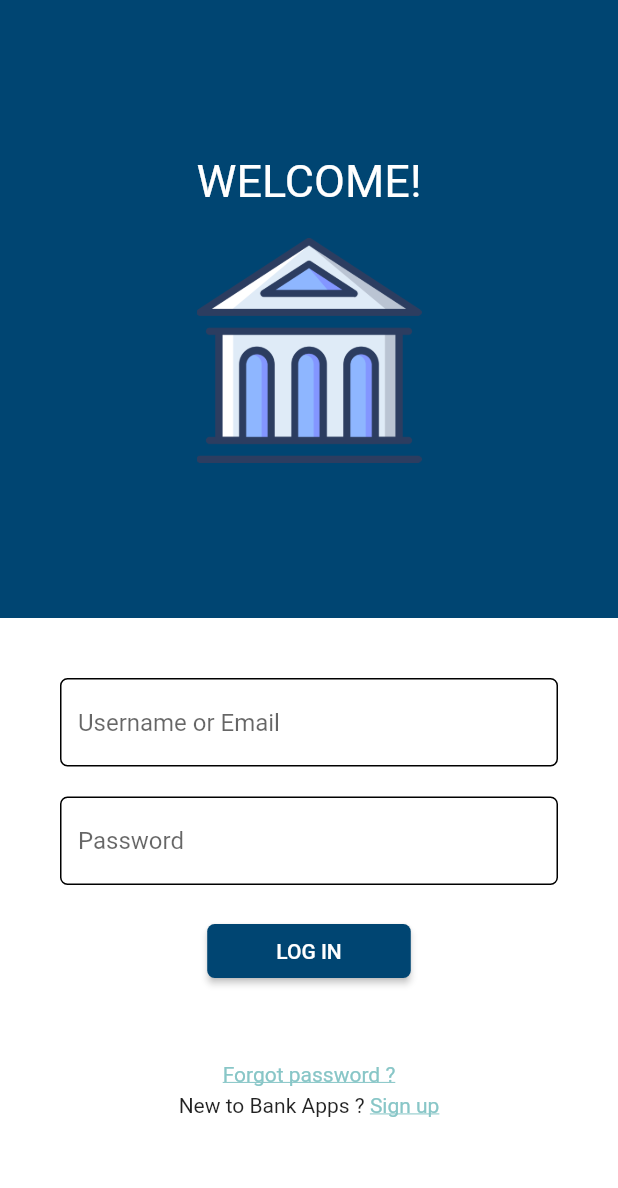
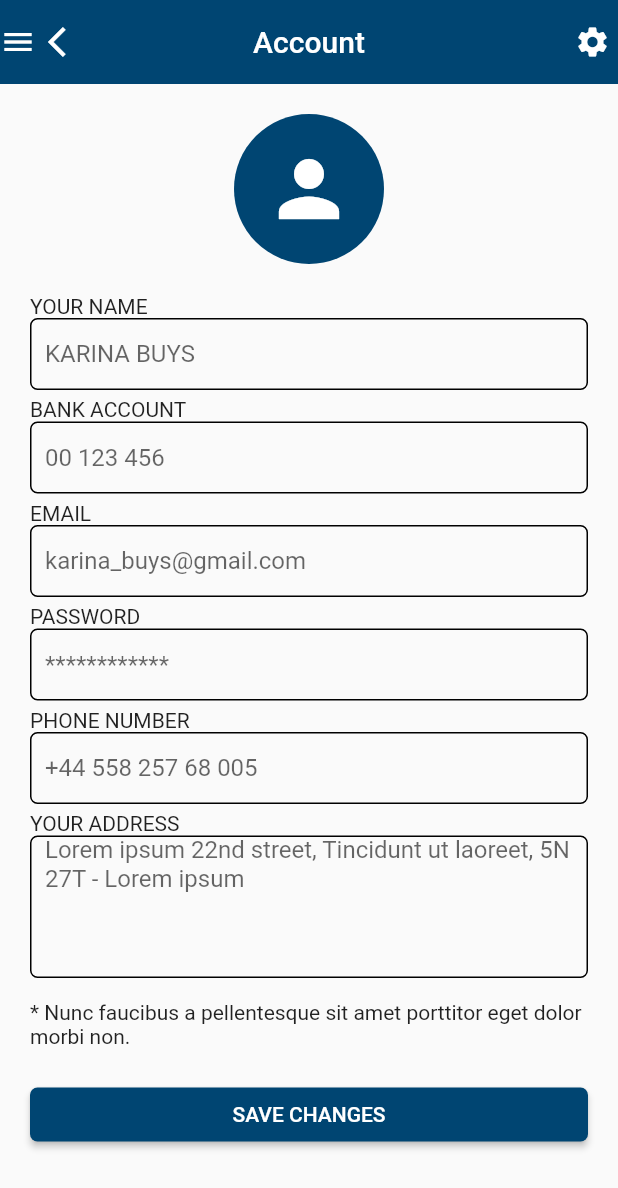
Before and after one commit to Igornovic21/demo-flutter, a Flutter app: the screen it shows after launch, on a phone screen of 412 x 824 dp. Shown: the top 1188 px of the screen. Run offline on Flutter 3.47's test engine with Material 2 defaults, Android fonts, the phone set to English and light mode, and no system bars.

Commit message:
widget file and account page

```diff
--- a/lib/main.dart
+++ b/lib/main.dart
@@ -1,4 +1,5 @@
-import 'package:demo/home_page.dart';
+import 'package:demo/pages/account/account_page.dart';
+import 'package:demo/pages/home/home_page.dart';
 import 'package:flutter/material.dart';
 
 void main() {
@@ -15,7 +16,7 @@ class MyApp extends StatelessWidget {
       theme: ThemeData(
         primarySwatch: Colors.blue,
       ),
-      home: const HomePage(),
+      home: const AccountPage(),
     );
   }
 }
--- /dev/null
+++ b/lib/pages/account/account_page.dart
@@ -0,0 +1,112 @@
+import 'package:demo/utils/color_palette.dart';
+import 'package:demo/widgets/button_widget.dart';
+import 'package:demo/widgets/input_widget.dart';
+import 'package:flutter/material.dart';
+
+class AccountPage extends StatefulWidget {
+  const AccountPage({super.key});
+
+  @override
+  State<AccountPage> createState() => _AccountPageState();
+}
+
+class _AccountPageState extends State<AccountPage> {
+  @override
+  Widget build(BuildContext context) {
+    return Scaffold(
+      appBar: AppBar(
+        leading: Row(children: const [
+          Icon(Icons.menu),
+          SizedBox(
+            width: 8,
+          ),
+          Icon(Icons.arrow_back_ios)
+        ]),
+        title: const Text("Account"),
+        centerTitle: true,
+        backgroundColor: ColorPallette.primary,
+        shadowColor: Colors.transparent,
+        actions: const [
+          Padding(
+            padding: EdgeInsets.only(right: 5.0),
+            child: Icon(Icons.settings),
+          )
+        ],
+      ),
+      body: ListView(
+        padding: const EdgeInsets.all(20.0),
+        children: [
+          Padding(
+            padding: const EdgeInsets.only(bottom: 20.0),
+            child: CircleAvatar(
+              radius: 50,
+              backgroundColor: ColorPallette.primary,
+              child: const Icon(
+                Icons.person,
+                size: 60,
+                color: Colors.white,
+              ),
+            ),
+          ),
+          const Text("YOUR NAME"),
+          const Padding(
+            padding: EdgeInsets.only(bottom: 5.0),
+            child: InputWidget(
+              hintText: "KARINA BUYS",
+              maxlines: 1,
+            ),
+          ),
+          const Text("BANK ACCOUNT"),
+          const Padding(
+            padding: EdgeInsets.only(bottom: 5.0),
+            child: InputWidget(
+              hintText: "00 123 456",
+              maxlines: 1,
+            ),
+          ),
+          const Text("EMAIL"),
+          const Padding(
+            padding: EdgeInsets.only(bottom: 5.0),
+            child: InputWidget(
+              hintText: "karina_buys@gmail.com",
+              maxlines: 1,
+            ),
+          ),
+          const Text("PASSWORD"),
+          const Padding(
+            padding: EdgeInsets.only(bottom: 5.0),
+            child: InputWidget(
+              hintText: "************",
+              maxlines: 1,
+            ),
+          ),
+          const Text("PHONE NUMBER"),
+          const Padding(
+            padding: EdgeInsets.only(bottom: 5.0),
+            child: InputWidget(
+              hintText: "+44 558 257 68 005",
+              maxlines: 1,
+            ),
+          ),
+          const Text("YOUR ADDRESS"),
+          const Padding(
+            padding: EdgeInsets.only(bottom: 5.0),
+            child: InputWidget(
+              hintText:
+                  "Lorem ipsum 22nd street, Tincidunt ut laoreet, 5N 27T - Lorem ipsum",
+              maxlines: 5,
+            ),
+          ),
+          const Padding(
+            padding: EdgeInsets.only(top: 10.0, bottom: 20.0),
+            child: Text(
+                "* Nunc faucibus a pellentesque sit amet porttitor eget dolor morbi non."),
+          ),
+          const ButtonWidget(
+            title: "SAVE CHANGES",
+          )
+        ],
+      ),
+    );
+  }
+}
--- a/lib/home_page.dart
+++ b/lib/pages/home/home_page.dart
@@ -1,3 +1,6 @@
+import 'package:demo/utils/color_palette.dart';
+import 'package:demo/widgets/button_widget.dart';
+import 'package:demo/widgets/input_widget.dart';
 import 'package:flutter/material.dart';
 
 class HomePage extends StatefulWidget {
@@ -23,7 +26,7 @@ class _HomePageState extends State<HomePage> {
             Expanded(
                 child: Container(
                     width: double.maxFinite,
-                    color: const Color(0xFF004572),
+                    color: ColorPallette.primary,
                     child: Column(
                       mainAxisAlignment: MainAxisAlignment.center,
                       children: [
@@ -44,59 +47,36 @@ class _HomePageState extends State<HomePage> {
                       padding: const EdgeInsets.all(40.0),
                       child: Column(
                         children: [
-                          TextField(
-                            decoration: InputDecoration(
-                              hintText: "Username or Email",
-                              focusedBorder: OutlineInputBorder(
-                                  borderSide: const BorderSide(),
-                                  borderRadius: BorderRadius.circular(5)),
-                              enabledBorder: OutlineInputBorder(
-                                  borderSide: const BorderSide(),
-                                  borderRadius: BorderRadius.circular(5)),
-                            ),
+                          const InputWidget(
+                            hintText: "Username or Email",
+                            maxlines: 1,
+                          ),
+                          const Padding(
+                              padding: EdgeInsets.symmetric(vertical: 20.0),
+                              child: InputWidget(
+                                hintText: "Password",
+                                maxlines: 1,
+                              )),
+                          const ButtonWidget(
+                            title: "LOG IN",
                           ),
                           Padding(
-                            padding: const EdgeInsets.symmetric(vertical: 20.0),
-                            child: TextField(
-                              decoration: InputDecoration(
-                                hintText: "Password",
-                                focusedBorder: OutlineInputBorder(
-                                    borderSide: const BorderSide(),
-                                    borderRadius: BorderRadius.circular(5)),
-                                enabledBorder: OutlineInputBorder(
-                                    borderSide: const BorderSide(),
-                                    borderRadius: BorderRadius.circular(5)),
-                              ),
-                            ),
-                          ),
-                          ElevatedButton(
-                              style: ElevatedButton.styleFrom(
-                                  shape: RoundedRectangleBorder(
-                                    borderRadius: BorderRadius.circular(5.0),
-                                  ),
-                                  backgroundColor: const Color(0xFF004572)),
-                              onPressed: () => debugPrint("je suis connecté"),
-                              child: const Padding(
-                                padding: EdgeInsets.symmetric(horizontal: 30.0),
-                                child: Text("LOG IN"),
-                              )),
-                          const Padding(
-                            padding: EdgeInsets.only(top: 50.0, bottom: 5.0),
+                            padding: const EdgeInsets.only(top: 50.0, bottom: 5.0),
                             child: Text(
                               "Forgot password ?",
                               style: TextStyle(
-                                  color: Color(0xFF88C6C7),
+                                  color: ColorPallette.secondary,
                                   decoration: TextDecoration.underline),
                             ),
                           ),
                           Row(
                             mainAxisAlignment: MainAxisAlignment.center,
-                            children: const [
-                              Text("New to Bank Apps ? "),
+                            children: [
+                              const Text("New to Bank Apps ? "),
                               Text(
                                 "Sign up",
                                 style: TextStyle(
-                                    color: Color(0xFF88C6C7),
+                                    color: ColorPallette.secondary,
                                     decoration: TextDecoration.underline),
                               )
                             ],
--- /dev/null
+++ b/lib/utils/color_palette.dart
@@ -0,0 +1,6 @@
+import 'package:flutter/material.dart';
+
+class ColorPallette {
+  static Color primary = const Color(0xFF004572);
+  static Color secondary = const Color(0xFF88C6C7);
+}
--- /dev/null
+++ b/lib/widgets/button_widget.dart
@@ -0,0 +1,29 @@
+import 'package:flutter/material.dart';
+import 'package:demo/utils/color_palette.dart';
+
+class ButtonWidget extends StatefulWidget {
+  final String title;
+
+  const ButtonWidget({ Key? key, required this.title }) : super(key: key);
+
+  @override
+  State<ButtonWidget> createState() => _ButtonWidgetState();
+}
+
+class _ButtonWidgetState extends State<ButtonWidget> {
+
+   @override
+   Widget build(BuildContext context) {
+    return ElevatedButton(
+        style: ElevatedButton.styleFrom(
+            shape: RoundedRectangleBorder(
+              borderRadius: BorderRadius.circular(5.0),
+            ),
+            backgroundColor: ColorPallette.primary),
+        onPressed: () => debugPrint("je suis connecté"),
+        child: Padding(
+          padding: const EdgeInsets.symmetric(horizontal: 30.0),
+          child: Text(widget.title),
+        ));
+  }
+}
--- /dev/null
+++ b/lib/widgets/input_widget.dart
@@ -0,0 +1,30 @@
+import 'package:flutter/material.dart';
+
+class InputWidget extends StatefulWidget {
+  final String hintText;
+  final int maxlines;
+  const InputWidget({super.key, required this.hintText, required this.maxlines});
+
+  @override
+  State<InputWidget> createState() => _InputWidgetState();
+}
+
+class _InputWidgetState extends State<InputWidget> {
+  @override
+  Widget build(BuildContext context) {
+    return TextField(
+      maxLines: widget.maxlines,
+      decoration: InputDecoration(
+        hintText: widget.hintText,
+        hintMaxLines: widget.maxlines,
+        contentPadding: const EdgeInsets.symmetric(horizontal: 10.0),
+        focusedBorder: OutlineInputBorder(
+            borderSide: const BorderSide(),
+            borderRadius: BorderRadius.circular(5)),
+        enabledBorder: OutlineInputBorder(
+            borderSide: const BorderSide(),
+            borderRadius: BorderRadius.circular(5)),
+      ),
+    );
+  }
+}
```
